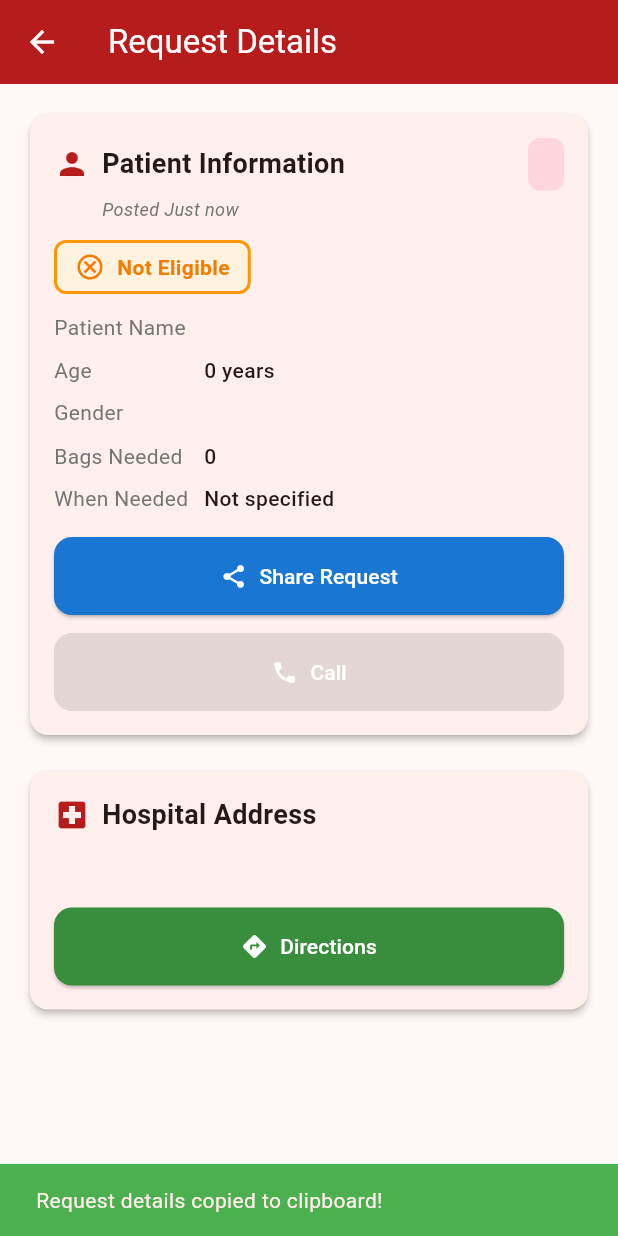
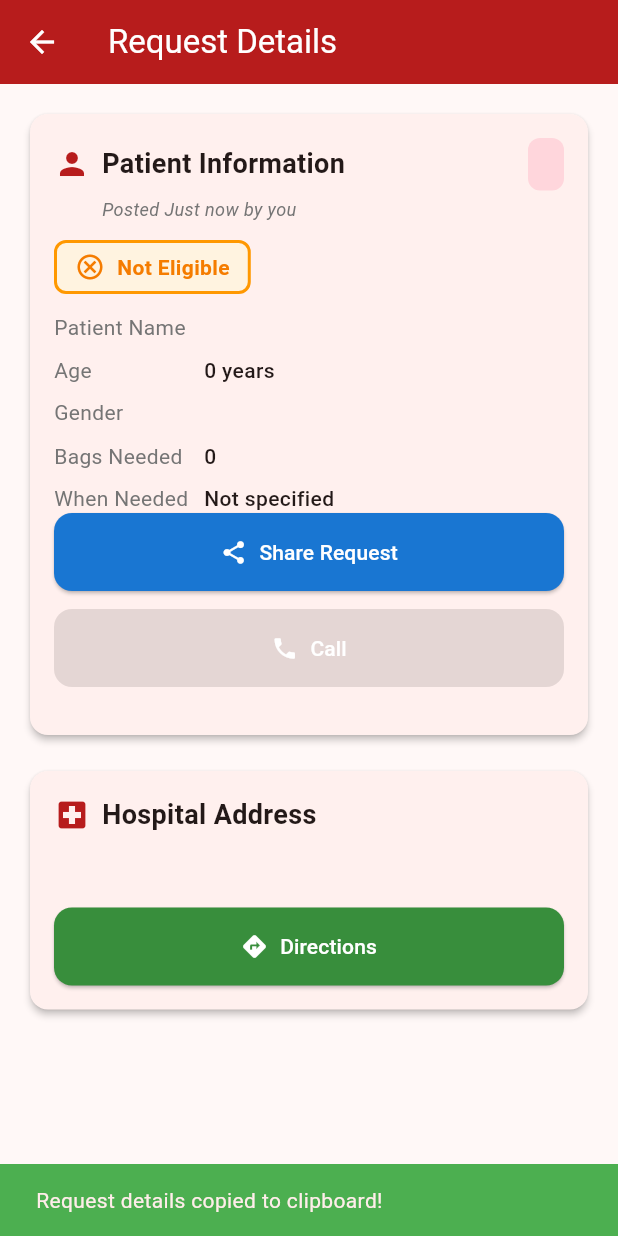
Before and after one commit to Ikra001/BloodLinker, a Flutter app: the RequestDetailsPage screen opened directly with empty values, after a tap on "Share Request", on a phone screen of 412 x 824 dp. Run offline on Flutter 3.47's test engine with Material 3 defaults, Android fonts, the phone set to English and light mode, and no system bars; our stand-ins replace cloud_firestore, firebase_auth, firebase_core, geolocator; missing offline and left inert: flutter_osm_plugin; accounts and stored records are empty.

Commit message:
Add posted by in request details page

```diff
--- a/lib/pages/request_details_page.dart
+++ b/lib/pages/request_details_page.dart
@@ -25,6 +25,7 @@ class RequestDetailsPage extends StatefulWidget {
 class _RequestDetailsPageState extends State<RequestDetailsPage> {
   bool _isInterested = false;
   bool _isLoading = false;
+  String? _requesterName;
 
   Future<void> _makeCall(String phoneNumber) async {
     if (phoneNumber.isEmpty) {
@@ -391,10 +392,44 @@ class _RequestDetailsPageState extends State<RequestDetailsPage> {
   @override
   void initState() {
     super.initState();
-    // Check if user is already interested
+    // Check if user is already interested and load requester name
     WidgetsBinding.instance.addPostFrameCallback((_) {
       _checkIfInterested();
+      _loadRequesterName();
     });
+  }
+
+  Future<void> _loadRequesterName() async {
+    try {
+      final userId = widget.requestData['userId'] as String?;
+      if (userId == null || userId.isEmpty) {
+        return;
+      }
+
+      final userDoc = await FirebaseFirestore.instance
+          .collection('users')
+          .doc(userId)
+          .get();
+
+      if (userDoc.exists && mounted) {
+        final userData = userDoc.data();
+        final name = userData?['name'] as String?;
+        setState(() {
+          _requesterName = name ?? 'Unknown';
+        });
+      } else if (mounted) {
+        setState(() {
+          _requesterName = 'Unknown';
+        });
+      }
+    } catch (e) {
+      AppLogger.error('Error loading requester name', e);
+      if (mounted) {
+        setState(() {
+          _requesterName = 'Unknown';
+        });
+      }
+    }
   }
 
   Future<void> _checkIfInterested() async {
@@ -512,13 +547,31 @@ class _RequestDetailsPageState extends State<RequestDetailsPage> {
                       const SizedBox(height: 4),
                       Padding(
                         padding: const EdgeInsets.only(left: 32),
-                        child: Text(
-                          "Posted ${_formatRelativeTime(requestDate)}",
-                          style: TextStyle(
-                            fontSize: 12,
-                            color: Colors.grey[600],
-                            fontStyle: FontStyle.italic,
-                          ),
+                        child: Builder(
+                          builder: (context) {
+                            final requestUserId =
+                                widget.requestData['userId'] as String?;
+                            final currentUserId = authManager.user?.uid;
+                            final isCurrentUser =
+                                requestUserId != null &&
+                                currentUserId != null &&
+                                requestUserId == currentUserId;
+
+                            final postedText = isCurrentUser
+                                ? "Posted ${_formatRelativeTime(requestDate)} by you"
+                                : _requesterName != null
+                                ? "Posted ${_formatRelativeTime(requestDate)} by $_requesterName"
+                                : "Posted ${_formatRelativeTime(requestDate)}";
+
+                            return Text(
+                              postedText,
+                              style: TextStyle(
+                                fontSize: 12,
+                                color: Colors.grey[600],
+                                fontStyle: FontStyle.italic,
+                              ),
+                            );
+                          },
                         ),
                       ),
                     ],
@@ -638,45 +691,6 @@ class _RequestDetailsPageState extends State<RequestDetailsPage> {
                         _formatWhenNeeded(whenNeeded),
                       ),
                     ],
-                    const SizedBox(height: 16),
-                    // Interested Button (shown when eligible)
-                    if (isEligible)
-                      SizedBox(
-                        width: double.infinity,
-                        child: ElevatedButton.icon(
-                          onPressed: _isLoading ? null : _handleInterested,
-                          icon: _isLoading
-                              ? const SizedBox(
-                                  width: 20,
-                                  height: 20,
-                                  child: CircularProgressIndicator(
-                                    strokeWidth: 2,
-                                    valueColor: AlwaysStoppedAnimation<Color>(
-                                      Colors.white,
-                                    ),
-                                  ),
-                                )
-                              : Icon(
-                                  _isInterested ? Icons.check : Icons.favorite,
-                                  color: Colors.white,
-                                ),
-                          label: Text(
-                            _isInterested
-                                ? 'Remove Interest'
-                                : 'I\'m Interested',
-                            style: const TextStyle(color: Colors.white),
-                          ),
-                          style: ElevatedButton.styleFrom(
-                            backgroundColor: _isInterested
-                                ? Colors.orange[700]
-                                : Constants.primaryColor,
-                            padding: const EdgeInsets.symmetric(vertical: 16),
-                            shape: RoundedRectangleBorder(
-                              borderRadius: BorderRadius.circular(12),
-                            ),
-                          ),
-                        ),
-                      ),
                     // Share Button (shown for both eligible and not eligible)
                     if (isEligible) const SizedBox(height: 12),
                     SizedBox(
@@ -719,6 +733,45 @@ class _RequestDetailsPageState extends State<RequestDetailsPage> {
                         ),
                       ),
                     ),
+                    const SizedBox(height: 16),
+                    // Interested Button (shown when eligible)
+                    if (isEligible)
+                      SizedBox(
+                        width: double.infinity,
+                        child: ElevatedButton.icon(
+                          onPressed: _isLoading ? null : _handleInterested,
+                          icon: _isLoading
+                              ? const SizedBox(
+                                  width: 20,
+                                  height: 20,
+                                  child: CircularProgressIndicator(
+                                    strokeWidth: 2,
+                                    valueColor: AlwaysStoppedAnimation<Color>(
+                                      Colors.white,
+                                    ),
+                                  ),
+                                )
+                              : Icon(
+                                  _isInterested ? Icons.check : Icons.favorite,
+                                  color: Colors.white,
+                                ),
+                          label: Text(
+                            _isInterested
+                                ? 'Remove Interest'
+                                : 'I\'m Interested',
+                            style: const TextStyle(color: Colors.white),
+                          ),
+                          style: ElevatedButton.styleFrom(
+                            backgroundColor: _isInterested
+                                ? Colors.orange[700]
+                                : Constants.primaryColor,
+                            padding: const EdgeInsets.symmetric(vertical: 16),
+                            shape: RoundedRectangleBorder(
+                              borderRadius: BorderRadius.circular(12),
+                            ),
+                          ),
+                        ),
+                      ),
                   ],
                 ),
               ),
```
